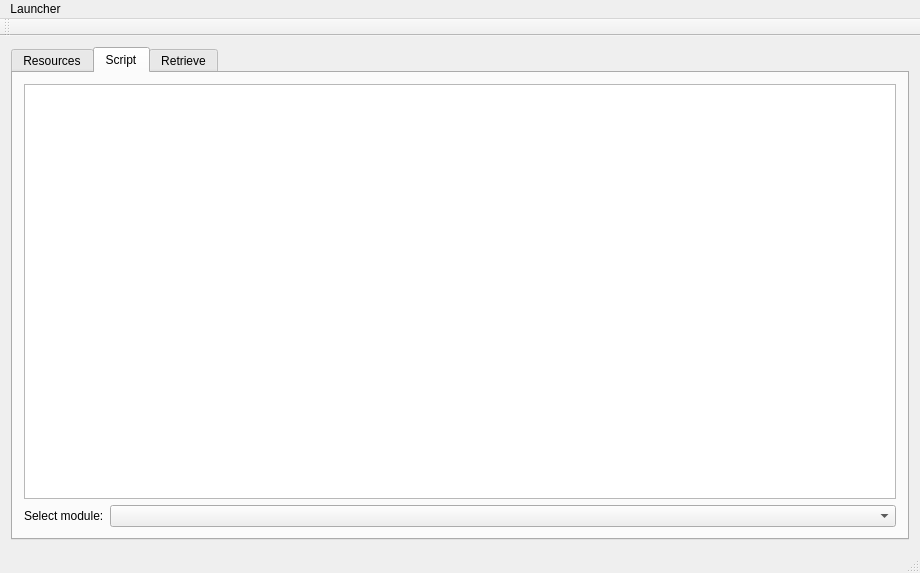
First picture: the form in Launcher/mainwindow.ui, repository hpcuantwerpen/Launcher, before the edit.
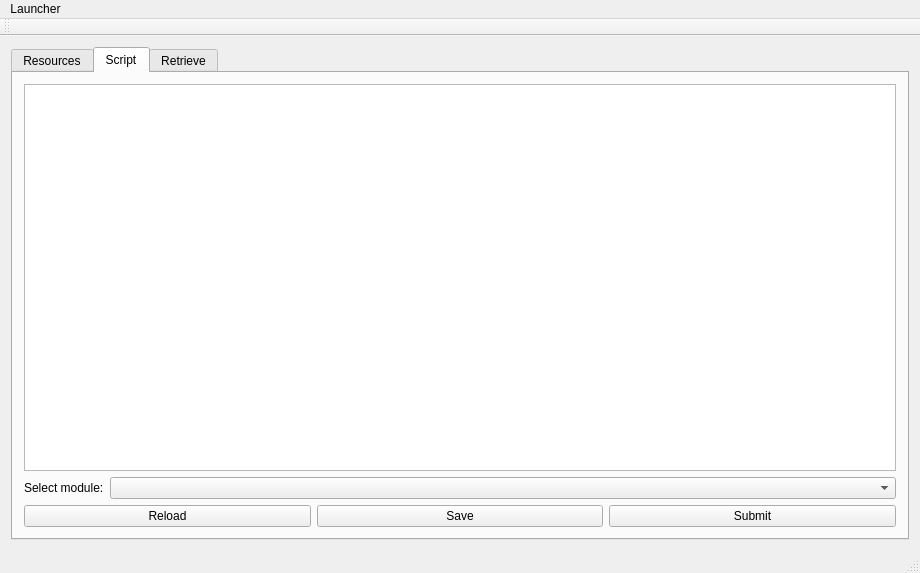
Second picture: the form after the edit. The open tabs and pages were chosen to show the change.

Diff of the .ui file:
```diff
--- a/Launcher/mainwindow.ui
+++ b/Launcher/mainwindow.ui
@@ -747,6 +747,31 @@
           </item>
          </layout>
         </item>
+        <item>
+         <layout class="QHBoxLayout" name="horizontalLayout_11">
+          <item>
+           <widget class="QPushButton" name="wReload2">
+            <property name="text">
+             <string>Reload</string>
+            </property>
+           </widget>
+          </item>
+          <item>
+           <widget class="QPushButton" name="wSave2">
+            <property name="text">
+             <string>Save</string>
+            </property>
+           </widget>
+          </item>
+          <item>
+           <widget class="QPushButton" name="wSubmit2">
+            <property name="text">
+             <string>Submit</string>
+            </property>
+           </widget>
+          </item>
+         </layout>
+        </item>
        </layout>
       </widget>
       <widget class="QWidget" name="wRetrievePage">
```
Left out of the diff: 20 changed lines with no effect on the pictures.
